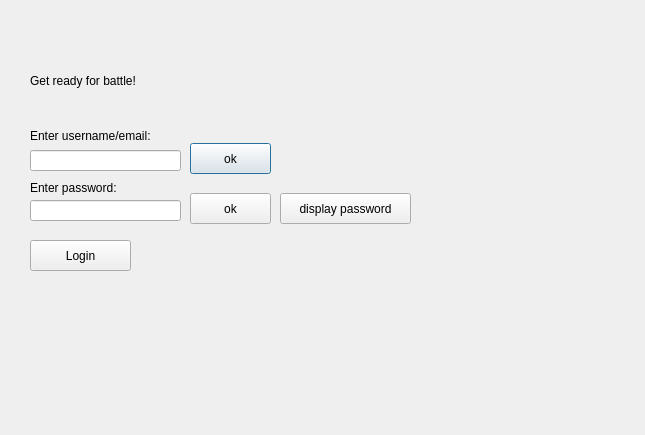
AndreiAndreea/TriviadorMCpp, file Triviador/Triviador/Login.ui: the form before one commit.
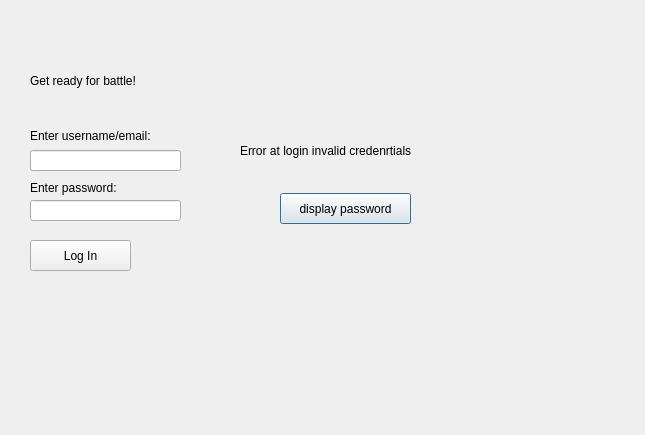
The form after the commit.

Commit message: Implemented method to check if the credentials at login are in the database.

Diff of the .ui file:
```diff
--- a/Triviador/Triviador/Login.ui
+++ b/Triviador/Triviador/Login.ui
@@ -72,32 +72,6 @@
     </rect>
    </property>
   </widget>
-  <widget class="QPushButton" name="usernamePushButton">
-   <property name="geometry">
-    <rect>
-     <x>190</x>
-     <y>143</y>
-     <width>81</width>
-     <height>31</height>
-    </rect>
-   </property>
-   <property name="text">
-    <string>ok</string>
-   </property>
-  </widget>
-  <widget class="QPushButton" name="passwordPushButton">
-   <property name="geometry">
-    <rect>
-     <x>190</x>
-     <y>193</y>
-     <width>81</width>
-     <height>31</height>
-    </rect>
-   </property>
-   <property name="text">
-    <string>ok</string>
-   </property>
-  </widget>
   <widget class="QPushButton" name="displayPasswordPushButton">
    <property name="geometry">
     <rect>
@@ -121,7 +95,20 @@
     </rect>
    </property>
    <property name="text">
-    <string>Login</string>
+    <string>Log In</string>
+   </property>
+  </widget>
+  <widget class="QLabel" name="loginErrorLabel">
+   <property name="geometry">
+    <rect>
+     <x>240</x>
+     <y>130</y>
+     <width>211</width>
+     <height>41</height>
+    </rect>
+   </property>
+   <property name="text">
+    <string>Error at login invalid credenrtials</string>
    </property>
   </widget>
  </widget>
```
The commit also changes 4 other files.
